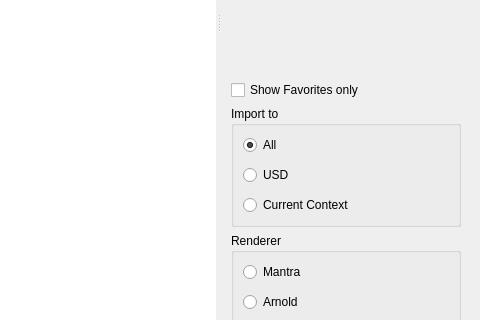
First picture: the form in python3.11libs/MatLib.ui, repository eglaubauf/egMatLib, before the edit; both pictures show x 320 to 800 and y 398 to 718 of the 800 by 821 pixel window.
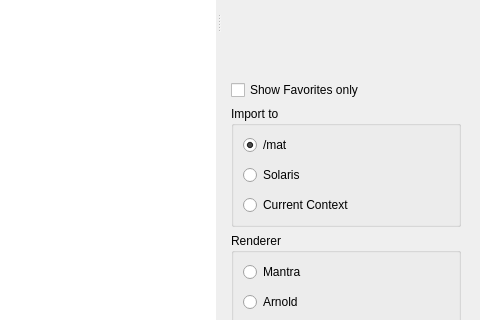
Second picture: the form after the edit.

Commit message: fix context at startup/selection

```diff
--- a/python3.11libs/MatLib.ui
+++ b/python3.11libs/MatLib.ui
@@ -498,7 +498,7 @@
                  <item row="0" column="0">
                   <widget class="QRadioButton" name="radio_default">
                    <property name="text">
-                    <string>All</string>
+                    <string>/mat</string>
                    </property>
                    <property name="checked">
                     <bool>true</bool>
@@ -524,7 +524,7 @@
                  <item row="1" column="0">
                   <widget class="QRadioButton" name="radio_USD">
                    <property name="text">
-                    <string>USD</string>
+                    <string>Solaris</string>
                    </property>
                    <property name="checked">
                     <bool>false</bool>
```
The commit also changes 2 other files.
